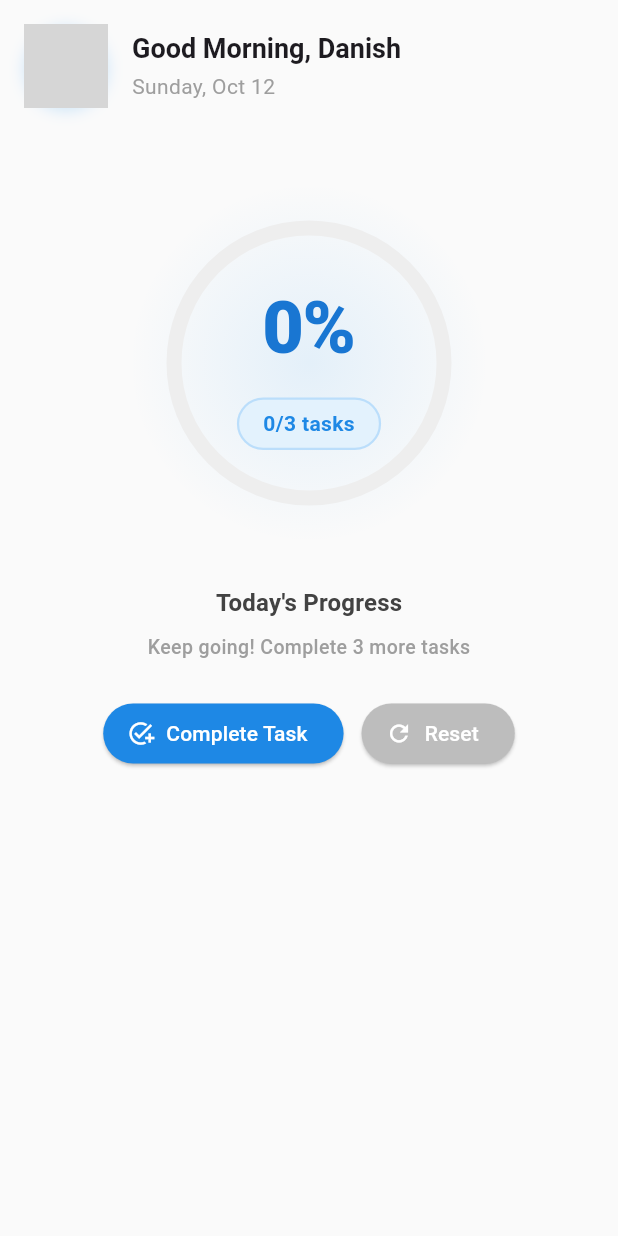
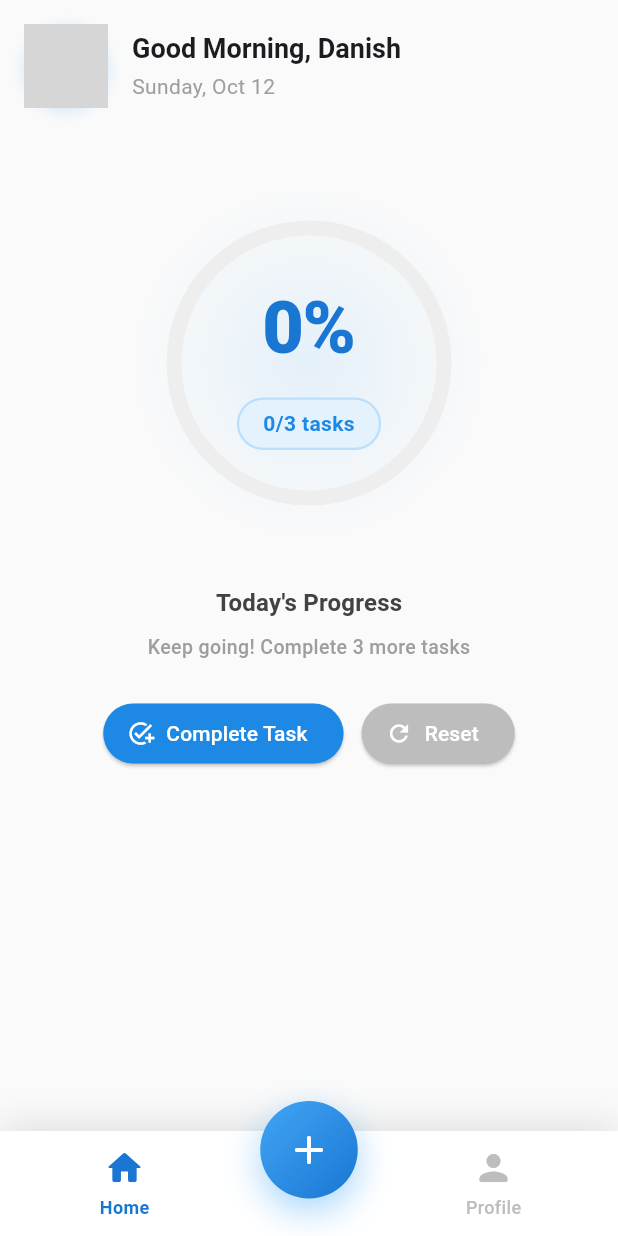
Before and after one commit to AS-Danish/Do-3-Things, a Flutter app: the screen it shows after launch, on a phone screen of 412 x 824 dp. Run offline on Flutter 3.47's test engine with Material 3 defaults, Android fonts, the phone set to English and light mode, and no system bars; grey boxes are pictures that could not be loaded.

Commit message:
Created a MainScreen.dart that is a Layout for the CustomNavBar and the Screens

```diff
--- /dev/null
+++ b/lib/Screens/MainScreen.dart
@@ -0,0 +1,49 @@
+import 'package:flutter/material.dart';
+
+import '../widgets/CustomBottomNav.dart';
+import 'AddScreen.dart';
+import 'HomeScreen.dart';
+import 'ProfileScreen.dart';
+class MainScreen extends StatefulWidget {
+  const MainScreen({super.key});
+
+  @override
+  State<MainScreen> createState() => _MainScreenState();
+}
+
+class _MainScreenState extends State<MainScreen> {
+  int _currentIndex = 0;
+
+  // List of your screens
+  late final List<Widget> _screens;
+
+  @override
+  void initState() {
+    super.initState();
+    _screens = [
+      const HomeScreen(),      // Index 0
+      const AddScreen(),       // Index 1
+      const ProfileScreen(),   // Index 2
+    ];
+  }
+
+  void _onNavigationTap(int index) {
+    setState(() {
+      _currentIndex = index;
+    });
+  }
+
+  @override
+  Widget build(BuildContext context) {
+    return Scaffold(
+      body: IndexedStack(
+        index: _currentIndex,
+        children: _screens,
+      ),
+      bottomNavigationBar: CustomBottomNav(
+        currentIndex: _currentIndex,
+        onTap: _onNavigationTap,
+      ),
+    );
+  }
+}
--- a/lib/main.dart
+++ b/lib/main.dart
@@ -1,4 +1,4 @@
-import 'package:do3things/Screens/HomeScreen.dart';
+import 'package:do3things/Screens/MainScreen.dart';
 import 'package:flutter/material.dart';
 
 void main() {
@@ -14,7 +14,7 @@ class MyApp extends StatelessWidget {
     return MaterialApp(
       title: 'Do 3 Things',
       debugShowCheckedModeBanner: false,
-      home: HomeScreen(),
+      home: MainScreen(),
     );
   }
 }
```
